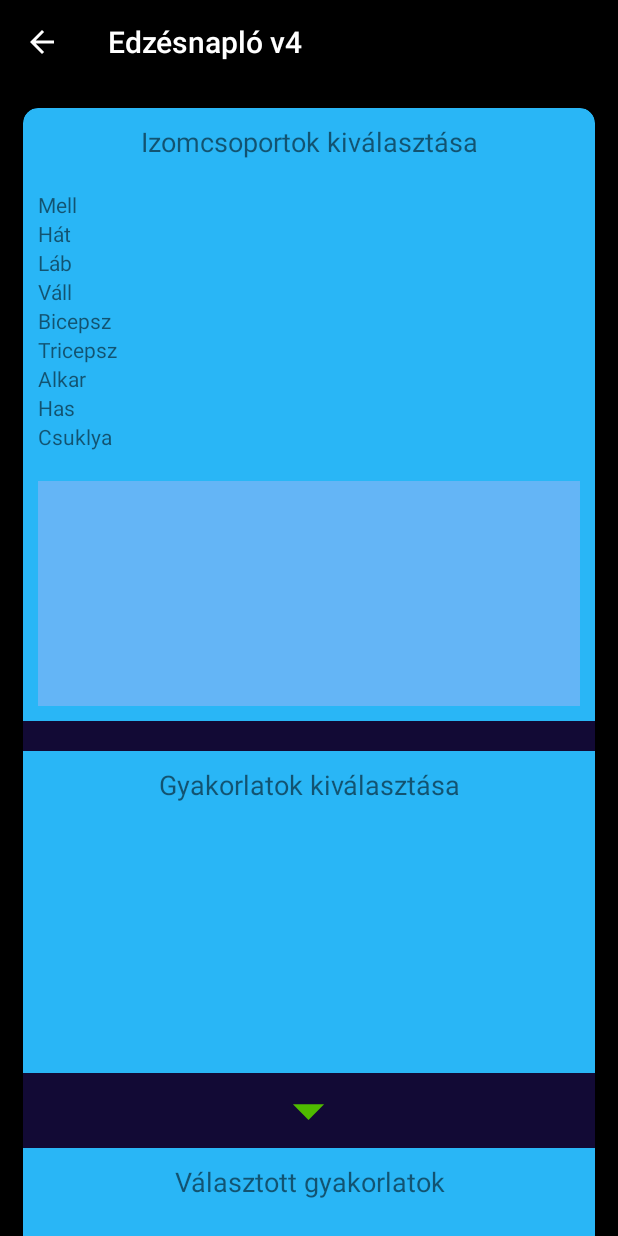
After one commit to norbo112/Edzesnaplov3, an Android app: the EdzesTervKeszitoActivity screen opened directly, with no data from a screen before it, on a phone screen of 412 x 824 dp. The commit adds this screen. Run offline under Robolectric (Android 15) with nearby library versions, the phone set to English and light mode, and no system bars; our stand-ins replace Dagger/Hilt's generated code, data binding.

Commit message:
terv ui fejlesztése, de még sok hátra van

```diff
--- a/app/src/main/java/aa/droid/norbo/projects/edzesnaplo3/mvvm/data/api/GyakorlatRepository.java
+++ b/app/src/main/java/aa/droid/norbo/projects/edzesnaplo3/mvvm/data/api/GyakorlatRepository.java
@@ -9,6 +9,8 @@ import aa.droid.norbo.projects.edzesnaplo3.mvvm.db.entities.Gyakorlat;
 public interface GyakorlatRepository {
     LiveData<List<Gyakorlat>> getAll();
 
+    LiveData<List<Gyakorlat>> getByCsoport(List<String> izomcsoportok);
+
     void delete(Gyakorlat gyakorlat);
 
     void insert(Gyakorlat gyakorlat);
--- a/app/src/main/java/aa/droid/norbo/projects/edzesnaplo3/mvvm/data/repository/LocaleGyakorlatRepository.java
+++ b/app/src/main/java/aa/droid/norbo/projects/edzesnaplo3/mvvm/data/repository/LocaleGyakorlatRepository.java
@@ -42,4 +42,9 @@ public class LocaleGyakorlatRepository implements GyakorlatRepository {
     public void update(Gyakorlat gyakorlat) {
         executorService.execute(() -> database.gyakorlatDao().updateGyakorlat(gyakorlat));
     }
+
+    @Override
+    public LiveData<List<Gyakorlat>> getByCsoport(List<String> izomcsoportok) {
+        return database.gyakorlatDao().getByIzomcsoport(izomcsoportok);
+    }
 }
--- a/app/src/main/java/aa/droid/norbo/projects/edzesnaplo3/mvvm/db/daos/GyakorlatDao.java
+++ b/app/src/main/java/aa/droid/norbo/projects/edzesnaplo3/mvvm/db/daos/GyakorlatDao.java
@@ -31,4 +31,7 @@ public interface GyakorlatDao {
 
     @Query("SELECT count(*) FROM gyakorlattabla")
     int countRows();
+
+    @Query("SELECT * FROM gyakorlattabla WHERE csoport IN (:izomcsoportok)")
+    LiveData<List<Gyakorlat>> getByIzomcsoport(List<String> izomcsoportok);
 }
--- a/app/src/main/java/aa/droid/norbo/projects/edzesnaplo3/mvvm/ui/MvvmBelepoActivity.java
+++ b/app/src/main/java/aa/droid/norbo/projects/edzesnaplo3/mvvm/ui/MvvmBelepoActivity.java
@@ -18,6 +18,7 @@ import javax.inject.Inject;
 import aa.droid.norbo.projects.edzesnaplo3.R;
 import aa.droid.norbo.projects.edzesnaplo3.databinding.MvvmActivityBelepoBinding;
 import aa.droid.norbo.projects.edzesnaplo3.mvvm.db.utils.AdatFeltoltes;
+import aa.droid.norbo.projects.edzesnaplo3.mvvm.ui.edzesterv.EdzesTervBelepoActivity;
 import aa.droid.norbo.projects.edzesnaplo3.mvvm.ui.utils.NaploListFactory;
 import aa.droid.norbo.projects.edzesnaplo3.mvvm.ui.viewmodels.NaploViewModel;
 import aa.droid.norbo.projects.edzesnaplo3.mvvm.ui.viewmodels.SorozatViewModel;
@@ -88,6 +89,11 @@ public class MvvmBelepoActivity extends BaseActiviry<MvvmActivityBelepoBinding>
             startActivity(new Intent(this, MvvmSavedNaploActivity.class));
             overridePendingTransition(R.anim.move_right_in_activity, R.anim.move_left_out_activity);
         });
+
+        binding.btnEdzesTervek.setOnClickListener(v -> {
+            startActivity(new Intent(this, EdzesTervBelepoActivity.class));
+            overridePendingTransition(R.anim.move_right_in_activity, R.anim.move_left_out_activity);
+        });
     }
 
     @Override
--- /dev/null
+++ b/app/src/main/java/aa/droid/norbo/projects/edzesnaplo3/mvvm/ui/edzesterv/EdzesTervBaseActivity.java
@@ -0,0 +1,37 @@
+package aa.droid.norbo.projects.edzesnaplo3.mvvm.ui.edzesterv;
+
+import android.content.pm.ActivityInfo;
+import android.os.Bundle;
+import android.view.LayoutInflater;
+import android.view.WindowManager;
+
+import androidx.annotation.Nullable;
+import androidx.appcompat.app.AppCompatActivity;
+import androidx.databinding.DataBindingUtil;
+import androidx.databinding.ViewDataBinding;
+
+import aa.droid.norbo.projects.edzesnaplo3.R;
+
+public class EdzesTervBaseActivity<T extends ViewDataBinding> extends AppCompatActivity {
+    protected T binding;
+    private int layoutId;
+
+    public EdzesTervBaseActivity(int contentLayoutId) {
+        super(contentLayoutId);
+        this.layoutId = contentLayoutId;
+    }
+
+    @Override
+    protected void onCreate(@Nullable Bundle savedInstanceState) {
+        super.onCreate(savedInstanceState);
+        getWindow().addFlags(WindowManager.LayoutParams.FLAG_KEEP_SCREEN_ON);
+        binding = DataBindingUtil.inflate(LayoutInflater.from(this), layoutId, null, false);
+        if (getResources().getBoolean(R.bool.isTablet)) {
+            setRequestedOrientation(ActivityInfo.SCREEN_ORIENTATION_LANDSCAPE);
+        } else {
+            setRequestedOrientation(ActivityInfo.SCREEN_ORIENTATION_PORTRAIT);
+        }
+
+        setContentView(binding.getRoot());
+    }
+}
--- /dev/null
+++ b/app/src/main/java/aa/droid/norbo/projects/edzesnaplo3/mvvm/ui/edzesterv/EdzesTervKeszitoActivity.java
@@ -0,0 +1,152 @@
+package aa.droid.norbo.projects.edzesnaplo3.mvvm.ui.edzesterv;
+
+import android.annotation.SuppressLint;
+import android.content.ClipData;
+import android.os.Bundle;
+import android.util.SparseBooleanArray;
+import android.view.DragEvent;
+import android.view.MotionEvent;
+import android.view.View;
+import android.widget.ArrayAdapter;
+import android.widget.LinearLayout;
+import android.widget.ListAdapter;
+import android.widget.TextView;
+
+import java.util.ArrayList;
+import java.util.List;
+
+import javax.inject.Inject;
+
+import aa.droid.norbo.projects.edzesnaplo3.R;
+import aa.droid.norbo.projects.edzesnaplo3.databinding.MvvmActivityEdzestervKeszitoBinding;
+import aa.droid.norbo.projects.edzesnaplo3.mvvm.data.model.edzesterv.GyakorlatTerv;
+import aa.droid.norbo.projects.edzesnaplo3.mvvm.db.entities.Gyakorlat;
+import aa.droid.norbo.projects.edzesnaplo3.mvvm.ui.viewmodels.GyakorlatViewModel;
+import dagger.hilt.android.AndroidEntryPoint;
+
+@AndroidEntryPoint
+public class EdzesTervKeszitoActivity extends EdzesTervBaseActivity<MvvmActivityEdzestervKeszitoBinding> {
+    @Inject
+    GyakorlatViewModel gyakorlatViewModel;
+
+    private MyTouchListener myTouchListener = new MyTouchListener();
+
+    private List<String> izomcsoportok;
+    private ArrayAdapter<String> valasztottCsoportAdapter;
+    private ArrayAdapter<GyakorlatTerv> gyakorlatTervArrayAdapter;
+    private List<GyakorlatTerv> gyakorlatTervs;
+    private List<Gyakorlat> csoportokGyakorlatai;
+    private ArrayAdapter<Gyakorlat> csoportGyakorlataiAdapter;
+
+    public EdzesTervKeszitoActivity() {
+        super(R.layout.mvvm_activity_edzesterv_keszito);
+    }
+
+    @Override
+    protected void onCreate(Bundle savedInstanceState) {
+        super.onCreate(savedInstanceState);
+        setSupportActionBar(binding.tervToolbar);
+        if (getSupportActionBar() != null) {
+            getSupportActionBar().setTitle("Edzésnapló v4");
+            getSupportActionBar().setDisplayHomeAsUpEnabled(true);
+        }
+
+        izomcsoportok = new ArrayList<>();
+        gyakorlatTervs = new ArrayList<>();
+        csoportokGyakorlatai = new ArrayList<>();
+
+        initIzomcsoportok();
+
+        binding.imGyakorlatokValasztasa.setOnClickListener(view -> {
+            gyakorlatTervs.clear();
+            SparseBooleanArray checkedItemPositions = binding.csoportokGyakorlatai.getCheckedItemPositions();
+            for (int i=0; i<checkedItemPositions.size(); i++) {
+                if(checkedItemPositions.get(i)) {
+                    Gyakorlat item = csoportGyakorlataiAdapter.getItem(i);
+                    gyakorlatTervs.add(new GyakorlatTerv(item.getMegnevezes()));
+                }
+            }
+            gyakorlatTervArrayAdapter.notifyDataSetInvalidated();
+        });
+    }
+
+    @SuppressLint("ClickableViewAccessibility")
+    private void initIzomcsoportok() {
+        valasztottCsoportAdapter = new ArrayAdapter<>(this, android.R.layout.simple_list_item_1, izomcsoportok);
+        binding.valasztottCsoportokList.setAdapter(valasztottCsoportAdapter);
+        binding.valasztottCsoportokList.setOnDragListener(new MyDragListener());
+
+        for (String csoport: getResources().getStringArray(R.array.csoportokForTervezo)) {
+            TextView textView = new TextView(this);
+            textView.setLayoutParams(new LinearLayout.LayoutParams(LinearLayout.LayoutParams.MATCH_PARENT, LinearLayout.LayoutParams.WRAP_CONTENT));
+            textView.setText(csoport);
+            textView.setClickable(true);
+            textView.setOnTouchListener(myTouchListener);
+            binding.izomcsoportokLl.addView(textView);
+        }
+    }
+
+    private final class MyTouchListener implements View.OnTouchListener {
+        public boolean onTouch(View view, MotionEvent motionEvent) {
+            if (motionEvent.getAction() == MotionEvent.ACTION_DOWN) {
+                ClipData data = ClipData.newPlainText("Izomcsoportok", ((TextView)view).getText().toString());
+                View.DragShadowBuilder shadowBuilder = new View.DragShadowBuilder(
+                        view);
+                view.startDragAndDrop(data, shadowBuilder, view, 0);
+//                view.setVisibility(View.INVISIBLE);
+                return true;
+            } else {
+                return false;
+            }
+        }
+    }
+
+    private final class MyDragListener implements View.OnDragListener {
+        @Override
+        public boolean onDrag(View v, DragEvent event) {
+            switch (event.getAction()) {
+//                case DragEvent.ACTION_DRAG_STARTED:
+//                    Log.i(TAG, "onDrag: Drag started");
+//                    break;
+//                case DragEvent.ACTION_DRAG_ENTERED:
+//                    Log.i(TAG, "onDrag: Drag Entered");
+//                    break;
+//                case DragEvent.ACTION_DRAG_EXITED:
+//                    Log.i(TAG, "onDrag: Drag Exited");
+//                    break;
+//                case DragEvent.ACTION_DRAG_ENDED:
+//                    Log.i(TAG, "onDrag: Drag ended");
+//                    break;
+                case DragEvent.ACTION_DROP:
+                    String izomcsoport = event.getClipData().getItemAt(0).getText().toString();
+                    izomcsoportok.add(izomcsoport);
+                    valasztottCsoportAdapter.notifyDataSetInvalidated();
+                    initCsoportokGyakorlatai(izomcsoportok);
+                    break;
+
+            }
+            return true;
+        }
+    }
+
+    private void initCsoportokGyakorlatai(List<String> izomcsoportok) {
+        gyakorlatTervArrayAdapter = new ArrayAdapter<>(this, android.R.layout.simple_list_item_1, gyakorlatTervs);
+        binding.valasztottGyakorlatokTerv.setAdapter(gyakorlatTervArrayAdapter);
+
+        gyakorlatViewModel.getGyakorlatByCsoport(izomcsoportok).observe(this, gyakorlats -> {
+            if(gyakorlats != null && gyakorlats.size() > 0) {
+                csoportokGyakorlatai.clear();
+                if (binding.csoportokGyakorlatai.getAdapter() == null) {
+                    csoportGyakorlataiAdapter = new ArrayAdapter<>(this, android.R.layout.simple_list_item_multiple_choice, csoportokGyakorlatai);
+                    binding.csoportokGyakorlatai.setAdapter(csoportGyakorlataiAdapter);
+                }
+
+                csoportokGyakorlatai.addAll(gyakorlats);
+                csoportGyakorlataiAdapter.notifyDataSetInvalidated();
+
+
+            }
+        });
+
+    }
+}
--- a/app/src/main/java/aa/droid/norbo/projects/edzesnaplo3/mvvm/ui/viewmodels/GyakorlatViewModel.java
+++ b/app/src/main/java/aa/droid/norbo/projects/edzesnaplo3/mvvm/ui/viewmodels/GyakorlatViewModel.java
@@ -35,4 +35,8 @@ public class GyakorlatViewModel extends ViewModel {
     public void update(Gyakorlat gyakorlat) {
         gyakorlatRepository.update(gyakorlat);
     }
+
+    public LiveData<List<Gyakorlat>> getGyakorlatByCsoport(List<String> csoportok) {
+        return gyakorlatRepository.getByCsoport(csoportok);
+    }
 }
--- /dev/null
+++ b/app/src/main/res/drawable/ic_down_50.xml
@@ -0,0 +1,5 @@
+<vector android:height="50dp" android:tint="#4FBB00"
+    android:viewportHeight="24" android:viewportWidth="24"
+    android:width="50dp" xmlns:android="http://schemas.android.com/apk/res/android">
+    <path android:fillColor="@android:color/white" android:pathData="M7,10l5,5 5,-5z"/>
+</vector>
--- /dev/null
+++ b/app/src/main/res/layout/mvvm_activity_edzesterv_keszito.xml
@@ -0,0 +1,124 @@
+<?xml version="1.0" encoding="utf-8"?>
+<layout xmlns:android="http://schemas.android.com/apk/res/android"
+    xmlns:app="http://schemas.android.com/apk/res-auto"
+    xmlns:tools="http://schemas.android.com/tools">
+
+    <data>
+
+    </data>
+    <androidx.coordinatorlayout.widget.CoordinatorLayout
+        android:layout_width="match_parent"
+        android:layout_height="match_parent">
+        <com.google.android.material.appbar.AppBarLayout
+            android:layout_width="match_parent"
+            android:layout_height="wrap_content">
+            <androidx.appcompat.widget.Toolbar
+                android:id="@+id/terv_toolbar"
+                android:layout_width="match_parent"
+                android:layout_height="wrap_content"
+                android:theme="@style/ThemeOverlay.AppCompat.Dark.ActionBar"/>
+        </com.google.android.material.appbar.AppBarLayout>
+
+
+        <androidx.core.widget.NestedScrollView
+            android:layout_width="match_parent"
+            android:layout_height="match_parent"
+            android:background="#000"
+            android:layout_marginTop="?attr/actionBarSize">
+        <androidx.constraintlayout.widget.ConstraintLayout
+            android:id="@+id/constraintLayout"
+            android:layout_width="match_parent"
+            android:layout_height="match_parent"
+            android:padding="10dp">
+
+            <androidx.cardview.widget.CardView
+                android:id="@+id/belepo_first_card"
+                android:layout_width="match_parent"
+                android:layout_height="wrap_content"
+                android:elevation="8dp"
+                app:cardBackgroundColor="#29B6F6"
+                app:cardCornerRadius="10dp"
+                app:cardUseCompatPadding="true"
+                app:layout_constraintEnd_toEndOf="parent"
+                app:layout_constraintStart_toStartOf="parent"
+                app:layout_constraintTop_toTopOf="parent">
+
+                <LinearLayout
+                    android:layout_width="match_parent"
+                    android:layout_height="wrap_content"
+                    android:orientation="vertical">
+
+                    <TextView
+                        android:layout_width="match_parent"
+                        android:layout_height="wrap_content"
+                        android:text="Izomcsoportok kiválasztása"
+                        android:textAlignment="center"
+                        android:textSize="18sp"
+                        android:layout_margin="10dp"/>
+                    <LinearLayout
+                        android:layout_margin="10dp"
+                        android:layout_width="match_parent"
+                        android:layout_height="wrap_content"
+                        android:id="@+id/izomcsoportok_ll"
+                        android:orientation="vertical"/>
+                    <ListView
+                        android:background="#64B5F6"
+                        android:layout_margin="10dp"
+                        android:layout_width="match_parent"
+                        android:layout_height="150dp"
+                        android:id="@+id/valasztottCsoportokList"/>
+                    <View
+                        android:layout_width="match_parent"
+                        android:layout_height="20dp"
+                        android:background="@color/edzesHatter"/>
+                    <TextView
+                        android:layout_width="match_parent"
+                        android:layout_height="wrap_content"
+                        android:layout_margin="10dp"
+                        android:textSize="18sp"
+                        android:textAlignment="center"
+                        android:text="Gyakorlatok kiválasztása"/>
+                    <ListView
+                        android:layout_width="match_parent"
+                        android:layout_height="150dp"
+                        android:nestedScrollingEnabled="true"
+                        android:id="@+id/csoportokGyakorlatai"
+                        android:choiceMode="multipleChoice"
+                        android:layout_margin="10dp"/>
+
+                    <LinearLayout
+                        android:layout_width="match_parent"
+                        android:layout_height="wrap_content"
+                        android:background="@color/edzesHatter"
+                        android:gravity="center"
+                        android:orientation="horizontal">
+
+                        <ImageView
+                            android:id="@+id/imGyakorlatokValasztasa"
+                            android:layout_width="50dp"
+                            android:layout_height="50dp"
+                            android:contentDescription="gyakorlatok kiválasztása"
+                            app:srcCompat="@drawable/ic_down_50" />
+                    </LinearLayout>
+
+                    <TextView
+                        android:layout_width="match_parent"
+                        android:layout_height="wrap_content"
+                        android:text="Választott gyakorlatok"
+                        android:textSize="18sp"
+                        android:textAlignment="center"
+                        android:layout_margin="10dp"/>
+                    <ListView
+                        android:layout_width="match_parent"
+                        android:layout_height="150dp"
+                        android:nestedScrollingEnabled="true"
+                        android:id="@+id/valasztottGyakorlatokTerv"
+                        android:choiceMode="singleChoice"
+                        android:layout_margin="10dp"/>
+                </LinearLayout>
+            </androidx.cardview.widget.CardView>
+
+        </androidx.constraintlayout.widget.ConstraintLayout>
+        </androidx.core.widget.NestedScrollView>
+    </androidx.coordinatorlayout.widget.CoordinatorLayout>
+</layout>
--- a/app/src/main/res/values/arrays.xml
+++ b/app/src/main/res/values/arrays.xml
@@ -12,4 +12,15 @@
         <item>Has</item>
         <item>Csuklya</item>
     </string-array>
+    <string-array name="csoportokForTervezo">
+        <item>Mell</item>
+        <item>Hát</item>
+        <item>Láb</item>
+        <item>Váll</item>
+        <item>Bicepsz</item>
+        <item>Tricepsz</item>
+        <item>Alkar</item>
+        <item>Has</item>
+        <item>Csuklya</item>
+    </string-array>
 </resources>
```
Also changed, not shown: app/src/main/AndroidManifest.xml (+27 -29 lines), app/src/main/java/aa/droid/norbo/projects/edzesnaplo3/mvvm/ui/edzesterv/EdzesTervBelepoActivity.java (added, +33 -0 lines), app/src/main/res/layout/mvvm_activity_edzesterv_belepo.xml (added, +88 -0 lines).
